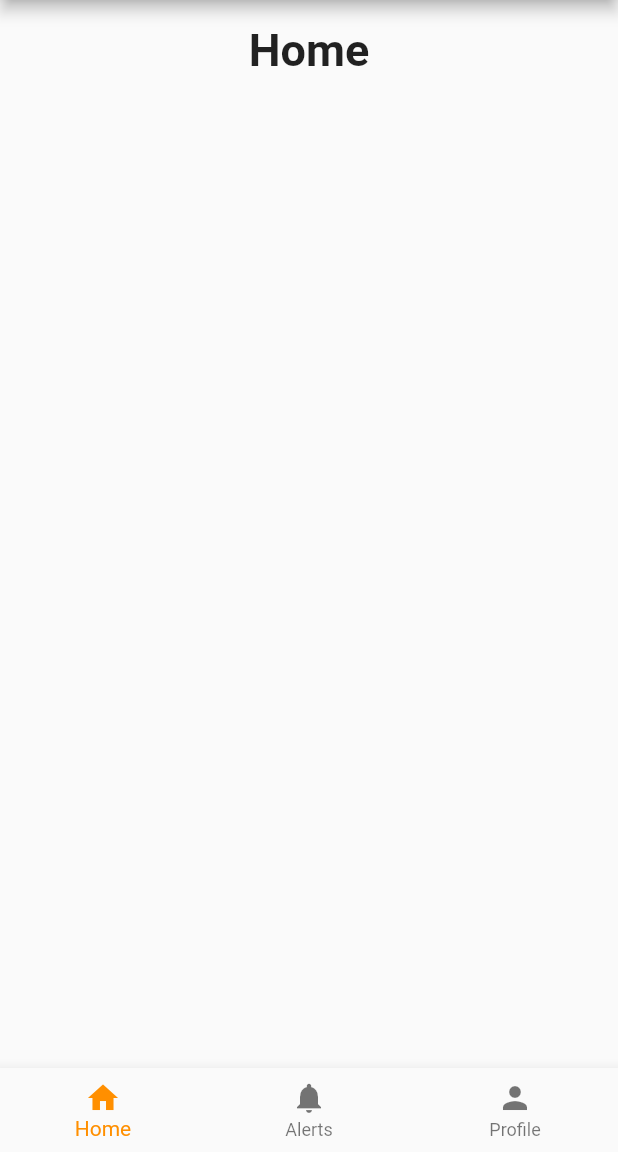
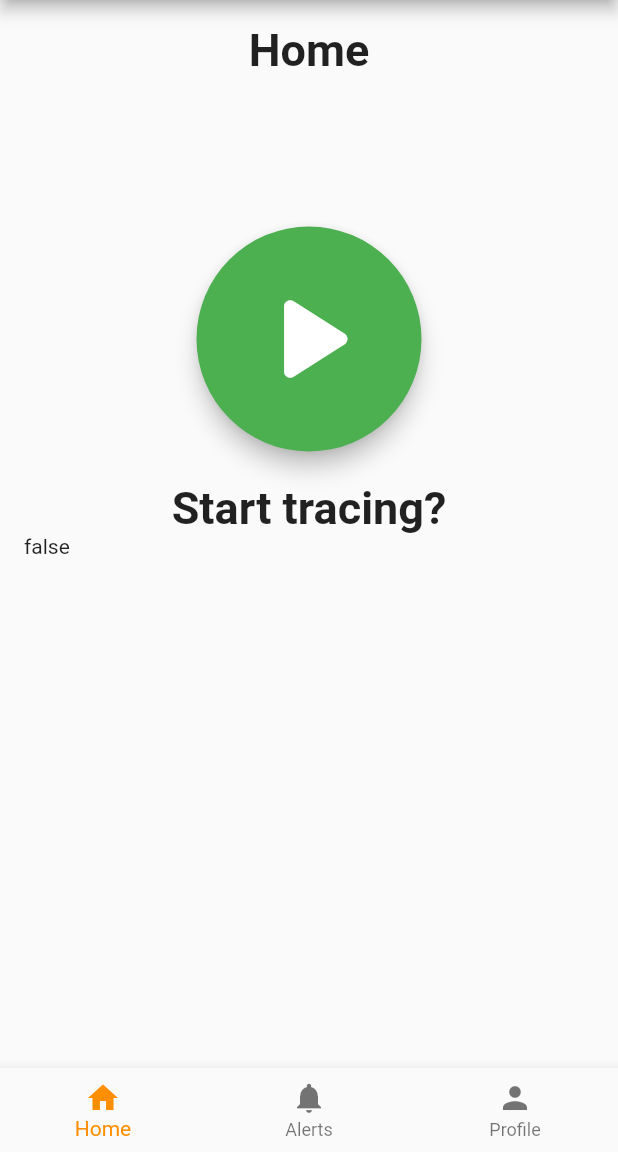
Before and after one commit to nazayer/TraceME, a Flutter app: the HomePage screen opened directly, on a phone screen of 412 x 824 dp, the part 84-1236 px from its top. Run offline on Flutter 3.47's test engine with Material 2 defaults, Android fonts, the phone set to English and light mode, and no system bars; our stand-ins replace bloc, equatable, flutter_bloc.

Commit message:
scanning button placed

```diff
--- a/lib/main.dart
+++ b/lib/main.dart
@@ -21,11 +21,12 @@ void main() => runApp(
       ),
     ));
 
+// TODO: put the class below in its own file
 class MyApp extends StatelessWidget {
   @override
   Widget build(BuildContext context) {
     return MaterialApp(
-      title: 'Authentication Demo',
+      title: 'Trace me',
       theme: ThemeData(
         primarySwatch: Colors.amber,
       ),
--- a/lib/pages/home_page.dart
+++ b/lib/pages/home_page.dart
@@ -2,6 +2,7 @@ import 'package:flutter/material.dart';
 import 'package:flutter_bloc/flutter_bloc.dart';
 import 'package:flutter_bloc_authentication/blocs/authentication/authentication.dart';
 import '../models/models.dart';
+import '../widgets/Homewidget.dart';
 
 class HomePage extends StatefulWidget {
   HomePage({Key key}) : super(key: key);
@@ -15,11 +16,8 @@ class _HomePage extends State<HomePage> {
   static const TextStyle optionStyle =
       TextStyle(fontSize: 30, fontWeight: FontWeight.bold);
 
-  static const List<Widget> _widgetOptions = <Widget>[
-    Text(
-      'Home',
-      style: optionStyle,
-    ),
+  static List<Widget> _widgetOptions = <Widget>[
+    HomeWidget(),
     Text(
       'Alerts',
       style: optionStyle,
--- /dev/null
+++ b/lib/widgets/Homewidget.dart
@@ -0,0 +1,54 @@
+import 'package:flutter/cupertino.dart';
+import 'package:flutter/material.dart';
+import 'package:flutter_bloc/flutter_bloc.dart';
+import '../blocs/blocs.dart';
+import 'scanWedgit.dart';
+
+// class HomeWidget extends StatefulWidget {
+//   @override
+//   State<StatefulWidget> createState() {
+//     // TODO: implement createState
+//     throw UnimplementedError();
+//   }
+// }
+
+// class HomeWidgetState extends State<HomeWidget> {
+//   bool scannig = false;
+//   @override
+//   Widget build(BuildContext context) {
+//     return Column(
+//       mainAxisSize: MainAxisSize.max,
+//       crossAxisAlignment: CrossAxisAlignment.stretch,
+//       children: [
+//         Text('Home', style: optionStyle, textAlign: TextAlign.center),
+//         SizedBox(width: 100, height: 80.00),
+//         ScanWidget(),
+//       ],
+//     );
+//   }
+
+//   static const TextStyle optionStyle = TextStyle(
+//     fontSize: 30,
+//     fontWeight: FontWeight.bold,
+//   );
+// }
+
+class HomeWidget extends StatelessWidget {
+  @override
+  Widget build(BuildContext context) {
+    return Column(
+      mainAxisSize: MainAxisSize.max,
+      crossAxisAlignment: CrossAxisAlignment.stretch,
+      children: [
+        Text('Home', style: optionStyle, textAlign: TextAlign.center),
+        SizedBox(width: 100, height: 80.00),
+        ScanWidget(),
+      ],
+    );
+  }
+
+  static const TextStyle optionStyle = TextStyle(
+    fontSize: 30,
+    fontWeight: FontWeight.bold,
+  );
+}
--- /dev/null
+++ b/lib/widgets/scanWedgit.dart
@@ -0,0 +1,76 @@
+import 'package:flutter/cupertino.dart';
+import 'package:flutter/material.dart';
+import 'package:flutter_bloc/flutter_bloc.dart';
+import '../blocs/blocs.dart';
+
+class ScanWidget extends StatefulWidget {
+  @override
+  State<StatefulWidget> createState() {
+    return ScanWidgetState();
+  }
+}
+
+class ScanWidgetState extends State<ScanWidget> {
+  bool _scanning = false;
+
+  @override
+  Widget build(BuildContext context) {
+    return Column(
+        mainAxisSize: MainAxisSize.max,
+        crossAxisAlignment: CrossAxisAlignment.stretch,
+        children: [
+          SizedBox(width: 20.00, height: 20.00),
+          _scanning ? stop() : scan(),
+          SizedBox(width: 20.00, height: 20.00),
+          _scanning
+              ? Text('Stop tracing?',
+                  textAlign: TextAlign.center, style: optionStyle)
+              : Text('Start tracing?',
+                  textAlign: TextAlign.center, style: optionStyle),
+          Text('$_scanning'),
+        ]);
+  }
+
+  Widget scan() {
+    return SizedBox(
+      width: 150.0,
+      height: 150.0,
+      child: FloatingActionButton(
+          child: new Icon(
+            Icons.play_arrow_rounded,
+            color: Colors.white,
+            size: 100.00,
+          ),
+          backgroundColor: Colors.green,
+          onPressed: () {
+            setState(() {
+              _scanning = !_scanning;
+            });
+          }),
+    );
+  }
+
+  Widget stop() {
+    return SizedBox(
+      width: 150.0,
+      height: 150.0,
+      child: FloatingActionButton(
+          child: new Icon(
+            Icons.stop_sharp,
+            color: Colors.white,
+            size: 100.00,
+          ),
+          backgroundColor: Colors.red,
+          onPressed: () {
+            setState(() {
+              _scanning = !_scanning;
+            });
+          }),
+    );
+  }
+
+  static const TextStyle optionStyle = TextStyle(
+    fontSize: 30,
+    fontWeight: FontWeight.bold,
+  );
+}
```
